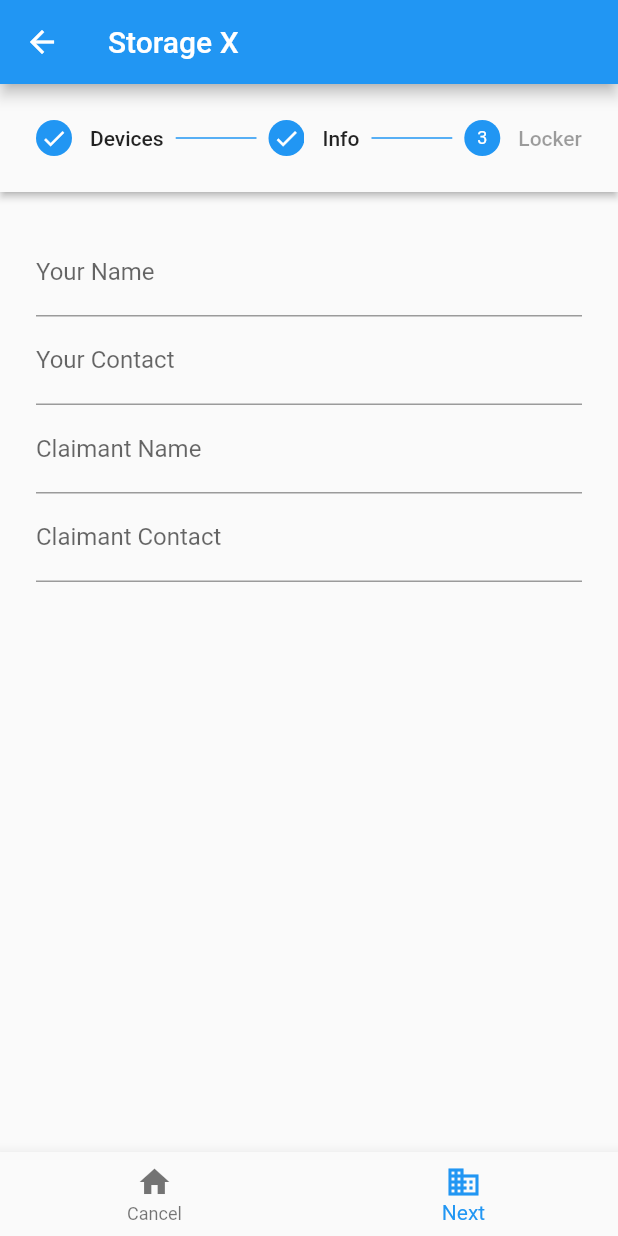
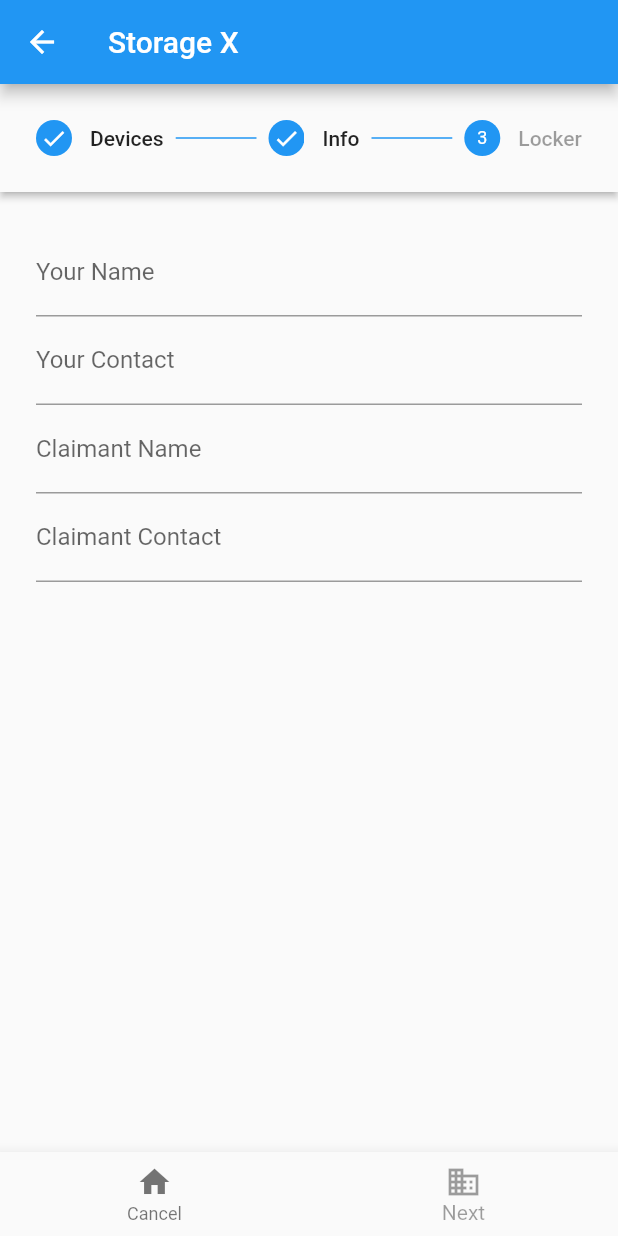
Before and after one commit to Rainiel/sx-flutter, a Flutter app: the StepperPage screen opened by its route, item 2 of the bottom bar chosen, on a phone screen of 412 x 824 dp. Run offline on Flutter 3.47's test engine with Material 2 defaults, Android fonts, the phone set to English and light mode, and no system bars; our stand-ins replace firebase_auth, firebase_core, firebase_database; accounts and stored records are empty.

Commit message:
stepper save to firebase test

```diff
--- a/lib/app/home/tabs.dart
+++ b/lib/app/home/tabs.dart
@@ -41,7 +41,7 @@ class _TabsPageState extends State<TabsPage> {
           ),
         ],
         currentIndex: _selectedIndex,
-        selectedItemColor: Colors.amber[800],
+        // selectedItemColor: Colors.amber[800],
         onTap: _onItemTapped,
       ),
     );
--- a/lib/app/stepper/stepper.dart
+++ b/lib/app/stepper/stepper.dart
@@ -2,6 +2,7 @@ import 'package:firebase_auth/firebase_auth.dart';
 import 'package:flutter/material.dart';
 import 'package:flutter/src/rendering/box.dart';
 import 'package:firebase_database/firebase_database.dart';
+import 'package:boilerplate/services/firebase_db.dart';
 
 class StepperPage extends StatefulWidget {
   @override
@@ -9,7 +10,23 @@ class StepperPage extends StatefulWidget {
 }
 
 class _TabsPageState extends State<StepperPage> {
+  var myInstance = new BodyInstance();
   int _currentStep = 0;
+  var devices = [];
+  var box = [
+    [
+      {"box": 1, "status": false},
+      {"box": 2, "status": false}
+    ],
+    [
+      {"box": 3, "status": false},
+      {"box": 4, "status": false}
+    ],
+    [
+      {"box": 5, "status": false},
+      {"box": 6, "status": false}
+    ]
+  ];
 
   continued() {
     _currentStep < 2 ? setState(() => _currentStep += 1) : null;
@@ -19,15 +36,41 @@ class _TabsPageState extends State<StepperPage> {
     _currentStep > 0 ? setState(() => _currentStep -= 1) : null;
   }
 
+  _getDevices() async {
+    List array = [];
+    await FirebaseDatabase.instance
+        .reference()
+        .child("device")
+        .once()
+        .then((DataSnapshot snapshot) {
+      Map<dynamic, dynamic>.from(snapshot.value).forEach((key, values) {
+        array.add({"id": key, ...values, "selected": false});
+      });
+    });
+    setState(() {
+      print(array);
+      devices = array;
+    });
+  }
+
+  @override
+  void initState() {
+    _getDevices();
+    super.initState();
+  }
+
   @override
   Widget build(BuildContext context) {
     return Scaffold(
         appBar: AppBar(title: Text('Storage X ')),
         // drawer: CustomDrawer(),
-      body: Body(_currentStep),
-      bottomNavigationBar:
-          BottomNav(continued: continued, cancel: cancel, step: _currentStep),
-    );
+        body: Body(_currentStep, myInstance, box, devices),
+        bottomNavigationBar: BottomNav(
+            continued: continued,
+            cancel: cancel,
+            step: _currentStep,
+            instance: myInstance,
+            box: box));
   }
 }
 
@@ -83,8 +126,11 @@ class BodyInstance {
 }
 
 class Body extends StatefulWidget {
-  int _currentStep;
-  Body(this._currentStep);
+  final int _currentStep;
+  final myInstance;
+  final box;
+  final devices;
+  Body(this._currentStep, this.myInstance, this.box, this.devices);
 
   @override
   _BodyState createState() => _BodyState();
@@ -93,48 +139,34 @@ class Body extends StatefulWidget {
 class _BodyState extends State<Body> {
   // int _currentStep = 0;
   // var selectedDevice;
-  var myInstance = new BodyInstance();
+  // var myInstance = new BodyInstance();
   var colorG = Colors.green[400];
-  var devices = [];
-  var box = [
-    [
-      {"box": 1, "status": false},
-      {"box": 2, "status": false}
-    ],
-    [
-      {"box": 3, "status": false},
-      {"box": 4, "status": false}
-    ],
-    [
-      {"box": 5, "status": false},
-      {"box": 6, "status": false}
-    ]
-  ];
+  // var devices = [];
   var selectedBoxIndex = null;
   final icons = IconData(0xe593, fontFamily: 'MaterialIcons');
 
-  _getData() async {
-    List array = [];
-    await FirebaseDatabase.instance
-        .reference()
-        .child("device")
-        .once()
-        .then((DataSnapshot snapshot) {
-      Map<dynamic, dynamic>.from(snapshot.value).forEach((key, values) {
-        array.add({"id": key, ...values, "selected": false});
-      });
-    });
-    setState(() {
-      print(array);
-      devices = array;
-    });
-  }
+  // _getDevices() async {
+  //   List array = [];
+  //   await FirebaseDatabase.instance
+  //       .reference()
+  //       .child("device")
+  //       .once()
+  //       .then((DataSnapshot snapshot) {
+  //     Map<dynamic, dynamic>.from(snapshot.value).forEach((key, values) {
+  //       array.add({"id": key, ...values, "selected": false});
+  //     });
+  //   });
+  //   setState(() {
+  //     print(array);
+  //     devices = array;
+  //   });
+  // }
 
-  @override
-  void initState() {
-    _getData();
-    super.initState();
-  }
+  // @override
+  // void initState() {
+  //   _getDevices();
+  //   super.initState();
+  // }
 
   @override
   Widget build(BuildContext context) {
@@ -168,10 +200,10 @@ class _BodyState extends State<Body> {
                   content: Expanded(
                     child: ListView.builder(
                       shrinkWrap: true,
-                      itemCount: devices.length,
+                      itemCount: widget.devices.length,
                       itemBuilder: (context, index) {
                         return Card(
-                          shape: devices[index]["selected"]
+                          shape: widget.devices[index]["selected"]
                               ? new RoundedRectangleBorder(
                                   side: new BorderSide(
                                       color: Colors.blue, width: 2.0),
@@ -182,15 +214,16 @@ class _BodyState extends State<Body> {
                                   borderRadius: BorderRadius.circular(4.0)),
                           child: ListTile(
                             leading: Icon(icons),
-                            title: Text(devices[index]["location"]),
+                            title: Text(widget.devices[index]["location"]),
                             trailing: Checkbox(
-                                value: devices[index]["selected"],
+                                value: widget.devices[index]["selected"],
                                 onChanged: (value) {}),
                             onTap: () {
                               setState(() {
-                                devices[index]["selected"] =
-                                    !devices[index]["selected"];
-                                myInstance.device = devices[index];
+                                widget.devices[index]["selected"] =
+                                    !widget.devices[index]["selected"];
+                                widget.myInstance.device =
+                                    widget.devices[index];
                               });
                             },
                           ),
@@ -208,15 +241,35 @@ class _BodyState extends State<Body> {
                   content: Column(
                     children: <Widget>[
                       TextFormField(
+                        onChanged: (value) {
+                          setState(() {
+                            widget.myInstance.info.yourname = value;
+                          });
+                        },
                         decoration: InputDecoration(labelText: 'Your Name'),
                       ),
                       TextFormField(
+                        onChanged: (value) {
+                          setState(() {
+                            widget.myInstance.info.yourcontact = value;
+                          });
+                        },
                         decoration: InputDecoration(labelText: 'Your Contact'),
                       ),
                       TextFormField(
+                        onChanged: (value) {
+                          setState(() {
+                            widget.myInstance.info.cname = value;
+                          });
+                        },
                         decoration: InputDecoration(labelText: 'Claimant Name'),
                       ),
                       TextFormField(
+                        onChanged: (value) {
+                          setState(() {
+                            widget.myInstance.info.ccontact = value;
+                          });
+                        },
                         decoration:
                             InputDecoration(labelText: 'Claimant Contact'),
                       ),
@@ -231,7 +284,7 @@ class _BodyState extends State<Body> {
                   title: new Text('Locker'),
                   content: ListView.builder(
                       shrinkWrap: true,
-                      itemCount: box.length,
+                      itemCount: widget.myInstance.device == null ? 0 : widget.myInstance.device["locker"].length,
                       itemBuilder: (context, index) {
                         return Row(
                           mainAxisAlignment: MainAxisAlignment.center,
@@ -240,25 +293,26 @@ class _BodyState extends State<Body> {
                               onTap: () => {
                                 if (selectedBoxIndex == null)
                                   {
-                                    setState(() => {
-                                          selectedBoxIndex = index,
-                                          box[index][0]["status"] = true
+                                    setState(() {
+                                      selectedBoxIndex = index;
+                                      widget.myInstance.device["locker"][index][0]["status"] = true;
                                     })
                                   }
                                 else
                                   {
-                                    setState(() => {
-                                          box[selectedBoxIndex][0]["status"] =
-                                              false,
-                                          box[selectedBoxIndex][1]["status"] =
-                                              false,
-                                          selectedBoxIndex = index,
-                                          box[index][0]["status"] = true
+                                    setState(() {
+                                      widget.myInstance.device["locker"][selectedBoxIndex][0]
+                                          ["status"] = false;
+                                      widget.myInstance.device["locker"][selectedBoxIndex][1]
+                                          ["status"] = false;
+                                      selectedBoxIndex = index;
+                                      widget.myInstance.device["locker"][index][0]["status"] = true;
                                     })
                                   }
                               },
                               child: Container(
-                                  decoration: box[index][0]["status"] == true
+                                  decoration: widget.myInstance.device["locker"][index][0]["status"] ==
+                                          true
                                       ? BoxDecoration(
                                           color: Colors.green[400],
                                           borderRadius: BorderRadius.all(
@@ -273,33 +327,34 @@ class _BodyState extends State<Body> {
                                   margin: EdgeInsets.only(right: 4, bottom: 8),
                                   child: Container(
                                     child: Center(
-                                        child: Text(
-                                            box[index][0]["box"].toString())),
+                                        child: Text(widget.myInstance.device["locker"][index][0]["box"]
+                                            .toString())),
                                   )),
                             ),
                             GestureDetector(
                               onTap: () => {
                                 if (selectedBoxIndex == null)
                                   {
-                                    setState(() => {
-                                          selectedBoxIndex = index,
-                                          box[index][1]["status"] = true
+                                    setState(() {
+                                      selectedBoxIndex = index;
+                                      widget.myInstance.device["locker"][index][1]["status"] = true;
                                     })
                                   }
                                 else
                                   {
-                                    setState(() => {
-                                          box[selectedBoxIndex][0]["status"] =
-                                              false,
-                                          box[selectedBoxIndex][1]["status"] =
-                                              false,
-                                          selectedBoxIndex = index,
-                                          box[index][1]["status"] = true
+                                    setState(() {
+                                      widget.myInstance.device["locker"][selectedBoxIndex][0]
+                                          ["status"] = false;
+                                      widget.myInstance.device["locker"][selectedBoxIndex][1]
+                                          ["status"] = false;
+                                      selectedBoxIndex = index;
+                                      widget.myInstance.device["locker"][index][1]["status"] = true;
                                     })
                                   }
                               },
                               child: Container(
-                                decoration: box[index][1]["status"] == true
+                                decoration:
+                                    widget.myInstance.device["locker"][index][1]["status"] == true
                                         ? BoxDecoration(
                                             color: Colors.green[400],
                                             borderRadius: BorderRadius.all(
@@ -313,138 +368,14 @@ class _BodyState extends State<Body> {
                                 margin: EdgeInsets.only(left: 4, bottom: 8),
                                 child: Container(
                                   child: Center(
-                                      child: Text(
-                                          box[index][1]["box"].toString())),
+                                      child: Text(widget.myInstance.device["locker"][index][1]["box"]
+                                          .toString())),
                                 ),
                               ),
                             ),
                           ],
                         );
                       }),
-                  // content: Stack(
-                  //   children: <Widget>[
-                  //     Column(
-                  //       mainAxisAlignment: MainAxisAlignment.center,
-                  //       children: <Widget>[
-                  //         Row(
-                  //           mainAxisAlignment: MainAxisAlignment.center,
-                  //           children: <Widget>[
-                  //             InkWell(
-                  //               onTap: () =>
-                  //                   setState(() => colorG = Colors.teal[500]),
-                  //               child: Container(
-                  //                   decoration: BoxDecoration(
-                  //                       color: colorG,
-                  //                       borderRadius: BorderRadius.all(
-                  //                           Radius.circular(10))),
-                  //                   width: MediaQuery.of(context).size.width *
-                  //                       0.40,
-                  //                   height: 40,
-                  //                   margin:
-                  //                       EdgeInsets.only(right: 4, bottom: 8),
-                  //                   child: Container(
-                  //                     child: Center(child: Text("box1")),
-                  //                   )),
-                  //             ),
-                  //             InkWell(
-                  //               onTap: () => print("Container 2 pressed"),
-                  //               child: Container(
-                  //                 decoration: BoxDecoration(
-                  //                     color: colorG,
-                  //                     borderRadius: BorderRadius.all(
-                  //                         Radius.circular(10))),
-                  //                 width:
-                  //                     MediaQuery.of(context).size.width * 0.40,
-                  //                 height: 40,
-                  //                 margin: EdgeInsets.only(left: 4, bottom: 8),
-                  //                 child: Container(
-                  //                   child: Center(child: Text("box1")),
-                  //                 ),
-                  //               ),
-                  //             ),
-                  //           ],
-                  //         ),
-                  //         Row(
-                  //           mainAxisAlignment: MainAxisAlignment.center,
-                  //           children: <Widget>[
-                  //             InkWell(
-                  //               onTap: () =>
-                  //                   setState(() => colorG = Colors.teal[500]),
-                  //               child: Container(
-                  //                 decoration: BoxDecoration(
-                  //                     color: colorG,
-                  //                     borderRadius: BorderRadius.all(
-                  //                         Radius.circular(10))),
-                  //                 width:
-                  //                     MediaQuery.of(context).size.width * 0.40,
-                  //                 height: 40,
-                  //                 margin: EdgeInsets.only(right: 4, bottom: 8),
-                  //                 child: Container(
-                  //                   child: Center(child: Text("box1")),
-                  //                 ),
-                  //               ),
-                  //             ),
-                  //             InkWell(
-                  //               onTap: () => print("Container 2 pressed"),
-                  //               child: Container(
-                  //                 decoration: BoxDecoration(
-                  //                     color: colorG,
-                  //                     borderRadius: BorderRadius.all(
-                  //                         Radius.circular(10))),
-                  //                 width:
-                  //                     MediaQuery.of(context).size.width * 0.40,
-                  //                 height: 40,
-                  //                 margin: EdgeInsets.only(left: 4, bottom: 8),
-                  //                 child: Container(
-                  //                   child: Center(child: Text("box1")),
-                  //                 ),
-                  //               ),
-                  //             ),
-                  //           ],
-                  //         ),
-                  //         Row(
-                  //           mainAxisAlignment: MainAxisAlignment.center,
-                  //           children: <Widget>[
-                  //             InkWell(
-                  //               onTap: () =>
-                  //                   setState(() => colorG = Colors.teal[500]),
-                  //               child: Container(
-                  //                 decoration: BoxDecoration(
-                  //                                                         color: colorG,
-                  //                     borderRadius: BorderRadius.all(
-                  //                         Radius.circular(10))),
-                  //                 width:
-                  //                     MediaQuery.of(context).size.width * 0.40,
-                  //                 height: 40,
-                  //                 margin: EdgeInsets.only(right: 4, bottom: 8),
-                  //                 child: Container(
-                  //                   child: Center(child: Text("box1")),
-                  //                 ),
-                  //               ),
-                  //             ),
-                  //             InkWell(
-                  //               onTap: () => {print(myInstance.getValue())},
-                  //               child: Container(
-                  //                 decoration: BoxDecoration(
-                  //                     color: colorG,
-                  //                     borderRadius: BorderRadius.all(
-                  //                         Radius.circular(10))),
-                  //                 width:
-                  //                     MediaQuery.of(context).size.width * 0.40,
-                  //                 height: 40,
-                  //                 margin: EdgeInsets.only(left: 4, bottom: 8),
-                  //                 child: Container(
-                  //                   child: Center(child: Text("box1")),
-                  //                 ),
-                  //               ),
-                  //             ),
-                  //           ],
-                  //         ),
-                  //       ],
-                  //     ),
-                  //   ],
-                  // ),
-
                   isActive: widget._currentStep >= 0,
                   state: widget._currentStep >= 2
                       ? StepState.complete
@@ -463,8 +394,16 @@ class BottomNav extends StatefulWidget {
   final Function continued;
   final Function cancel;
   final int step;
+  final instance;
+  final box;
   // BottomNav(this.continued);
-  const BottomNav({Key key, this.continued, this.cancel, this.step})
+  const BottomNav(
+      {Key key,
+      this.continued,
+      this.cancel,
+      this.step,
+      this.instance,
+      this.box})
       : super(key: key);
 
   @override
@@ -475,35 +414,40 @@ class _BottomNavState extends State<BottomNav> {
   void _itemTapped(int index) {
     print(widget.step);
     if (widget.step >= 2) {
-      print("finish");
+      widget.instance.locker = widget.box;
+      print(widget.instance.getValue());
+      FirebaseDb().saveLocker(widget.instance.device, widget.instance.locker);
     }
     index == 1 ? widget.continued() : widget.cancel();
   }
 
   @override
   Widget build(BuildContext context) {
-    return BottomNavigationBar(
+    return Theme(
+      data: ThemeData(
+        splashColor: Colors.transparent,
+        highlightColor: Colors.transparent,
+      ),
+      child: BottomNavigationBar(
         items: <BottomNavigationBarItem>[
           BottomNavigationBarItem(
             icon: Icon(Icons.home),
             label: 'Cancel',
-          backgroundColor: Colors.red,
           ),
           widget.step >= 2
               ? BottomNavigationBarItem(
                   icon: Icon(Icons.business),
                   label: 'Finish',
-                backgroundColor: Colors.green,
                 )
               : BottomNavigationBarItem(
                   icon: Icon(Icons.business),
                   label: 'Next',
-                backgroundColor: Colors.green,
                 ),
         ],
         currentIndex: 1,
-      // selectedItemColor: Colors.amber[800],
+        selectedItemColor: Colors.black38,
         onTap: _itemTapped,
+      ),
     );
   }
 }
--- a/lib/services/firebase_auth.dart
+++ b/lib/services/firebase_auth.dart
@@ -1,8 +1,6 @@
 import 'dart:async';
 import 'package:firebase_auth/firebase_auth.dart';
-import 'package:firebase_database/firebase_database.dart';
 import 'dart:developer';
-import 'package:flutter/material.dart';
 
 class User {
   var sent;
```
Also changed, not shown: lib/services/firebase_db.dart (added, +15 -0 lines). Lines whose indentation alone changed are shown as unchanged.
